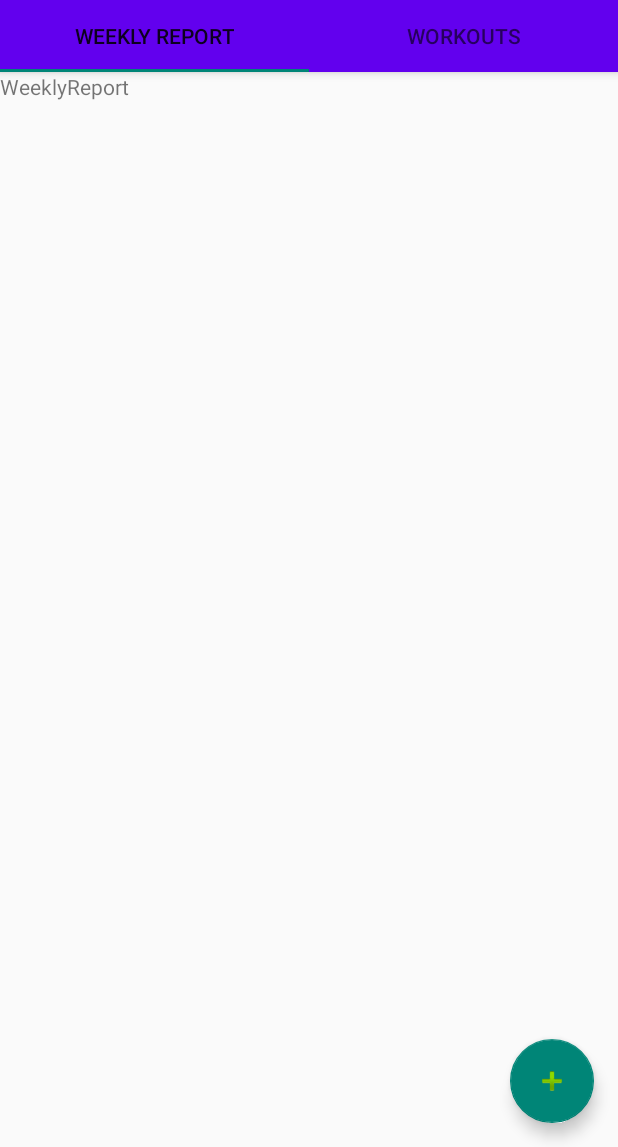
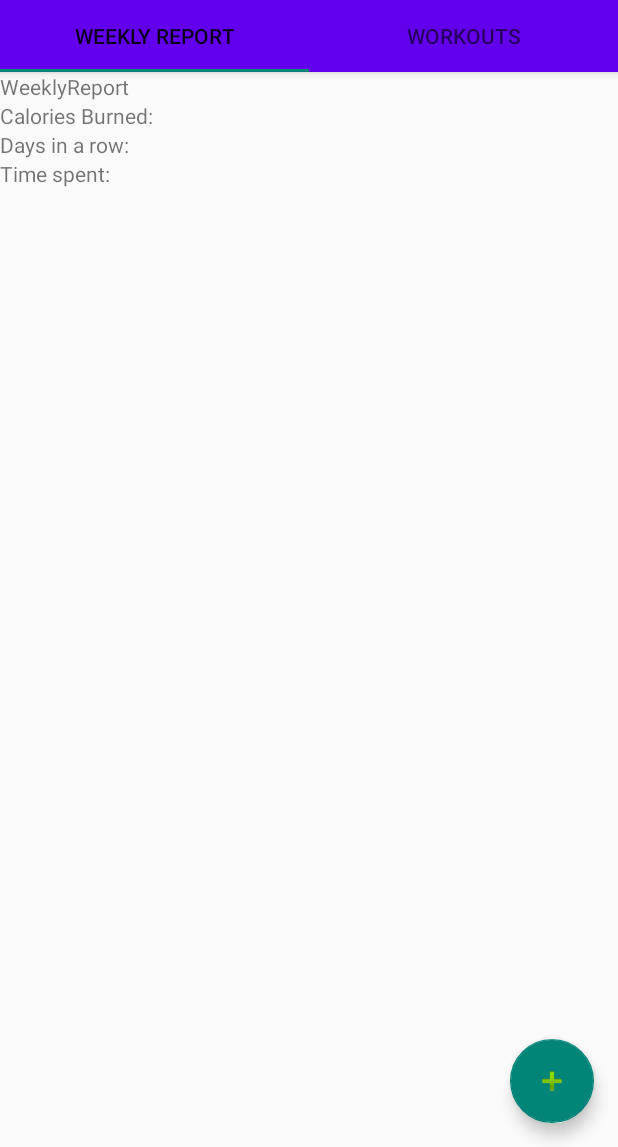
Before and after one commit to mhulyalkar/2fit, an Android app: the MainActivity screen opened directly, with no data from a screen before it, on a phone screen of 412 x 824 dp, the part 89-1236 px from its top. Run offline under Robolectric (Android 15) with nearby library versions, the phone set to English and light mode, and no system bars; libraries missing offline, so code that uses them is left out: com.parse; 3 statements that could not run were skipped.

Commit message:
Async request for exerciseMap moved to beginning. Added Text Views to fragment_weekly_report.xml. WeeklyReport Parse Object implemented and WeeklyReport is created when a new user signs up. Fixed final variable in MainActivity.java. Fixed NPE bug when "Next" button is pressed in WorkoutActivity.java.

```diff
--- a/app/src/main/java/com/codepath/myapplication/Models/MainActivity.java
+++ b/app/src/main/java/com/codepath/myapplication/Models/MainActivity.java
@@ -17,14 +17,12 @@ import com.google.android.material.tabs.TabLayout;
  * Main activity with two tabbed fragments: Weekly Report and Workouts.
  */
 public class MainActivity extends AppCompatActivity {
-
     @Override
     protected void onCreate(Bundle savedInstanceState) {
         super.onCreate(savedInstanceState);
 
-        ActivityMainBinding binding = ActivityMainBinding.inflate(getLayoutInflater());
+        final ActivityMainBinding binding = ActivityMainBinding.inflate(getLayoutInflater());
         setContentView(binding.getRoot());
-
         final SectionsPagerAdapter sectionsPagerAdapter = new SectionsPagerAdapter(this, getSupportFragmentManager());
         final ViewPager viewPager = binding.viewPager;
         viewPager.setAdapter(sectionsPagerAdapter);
--- a/app/src/main/java/com/codepath/myapplication/ui/Tabs/WorkoutFragment.java
+++ b/app/src/main/java/com/codepath/myapplication/ui/Tabs/WorkoutFragment.java
@@ -17,7 +17,6 @@ import androidx.recyclerview.widget.RecyclerView;
 import com.codepath.myapplication.Adapters.WorkoutAdapter;
 import com.codepath.myapplication.Models.DetailActivity;
 import com.codepath.myapplication.Models.WorkoutActivity;
-import com.codepath.myapplication.ParseObjects.Exercise;
 import com.codepath.myapplication.ParseObjects.Workout;
 import com.codepath.myapplication.R;
 import com.parse.FindCallback;
@@ -27,7 +26,6 @@ import com.parse.ParseQuery;
 import org.jetbrains.annotations.NotNull;
 
 import java.util.ArrayList;
-import java.util.HashMap;
 import java.util.List;
 
 /**
@@ -51,29 +49,10 @@ public class WorkoutFragment extends Fragment {
             @Override
             public void onItemLongClicked(int position) {
                 //Skips the detail page
-                final ParseQuery<Exercise> query = ParseQuery.getQuery(Exercise.class);
-                final HashMap<String, Exercise> exercisesMap = new HashMap<>();
-                query.addAscendingOrder("name");
-                query.findInBackground(new FindCallback<Exercise>() {
-                    @Override
-                    public void done(List<Exercise> exercises, ParseException e) {
-                        if (e != null) {
-                            Log.e(TAG, "Issue with getting exercises", e);
-                            Toast.makeText(getActivity(), "Issue with getting exercises", Toast.LENGTH_SHORT).show();
-                            return;
-                        }
-                        for (int i = 0; i < exercises.size(); i++) {
-                            final Exercise currentExercise = exercises.get(i);
-                            exercisesMap.put(currentExercise.getExerciseName(), currentExercise);
-                        }
-                        final Intent i = new Intent(getActivity(), WorkoutActivity.class);
-                        i.putExtra("workout", allWorkouts.get(position));
-                        i.putExtra("exercises", exercisesMap);
-                        startActivity(i);
-                    }
-                });
+                final Intent i = new Intent(getActivity(), WorkoutActivity.class);
+                i.putExtra("workout", allWorkouts.get(position));
+                startActivity(i);
             }
-
             @Override
             public void onItemClicked(int position) {
                 final Intent i = new Intent(getActivity(), DetailActivity.class);
--- a/app/src/main/res/layout/fragment_weekly_report.xml
+++ b/app/src/main/res/layout/fragment_weekly_report.xml
@@ -1,5 +1,7 @@
 <?xml version="1.0" encoding="utf-8"?>
 <RelativeLayout xmlns:android="http://schemas.android.com/apk/res/android"
+    xmlns:app="http://schemas.android.com/apk/res-auto"
+    xmlns:tools="http://schemas.android.com/tools"
     android:layout_width="match_parent"
     android:layout_height="match_parent">
 
@@ -8,4 +10,29 @@
         android:layout_width="wrap_content"
         android:layout_height="wrap_content"
         android:text="WeeklyReport" />
+
+    <TextView
+        android:id="@+id/textView2"
+        android:layout_width="wrap_content"
+        android:layout_height="wrap_content"
+        android:layout_below="@+id/textView4"
+        android:layout_marginTop="0dp"
+        android:text="Calories Burned: " />
+
+    <TextView
+        android:id="@+id/textView3"
+        android:layout_width="wrap_content"
+        android:layout_height="wrap_content"
+        android:layout_below="@+id/textView2"
+        android:layout_marginTop="0dp"
+        android:text="Days in a row: " />
+
+    <TextView
+        android:id="@+id/textView5"
+        android:layout_width="wrap_content"
+        android:layout_height="wrap_content"
+        android:layout_below="@+id/textView3"
+        android:layout_marginTop="0dp"
+        android:text="Time spent: " />
+
 </RelativeLayout>
--- a/app/src/main/res/layout/popup_add_time.xml
+++ b/app/src/main/res/layout/popup_add_time.xml
@@ -41,7 +41,7 @@
         android:id="@+id/btnCustomMin"
         android:layout_width="match_parent"
         android:layout_height="wrap_content"
-        android:text="Custum" />
+        android:text="Custom" />
 
     <EditText
         android:id="@+id/etCustomMin"
```
Also changed, not shown: app/src/main/java/com/codepath/myapplication/Models/DetailActivity.java (+3 -31 lines), app/src/main/java/com/codepath/myapplication/Models/LoginActivity.java (+49 -2 lines), app/src/main/java/com/codepath/myapplication/Models/WorkoutActivity.java (+7 -4 lines), app/src/main/java/com/codepath/myapplication/ParseObjects/WeeklyReport.java (added, +37 -0 lines).
